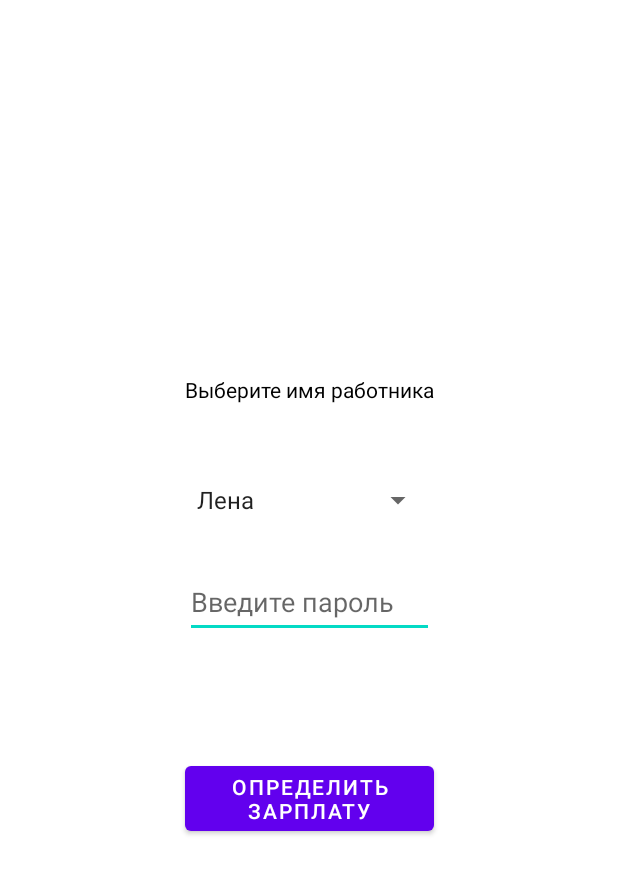
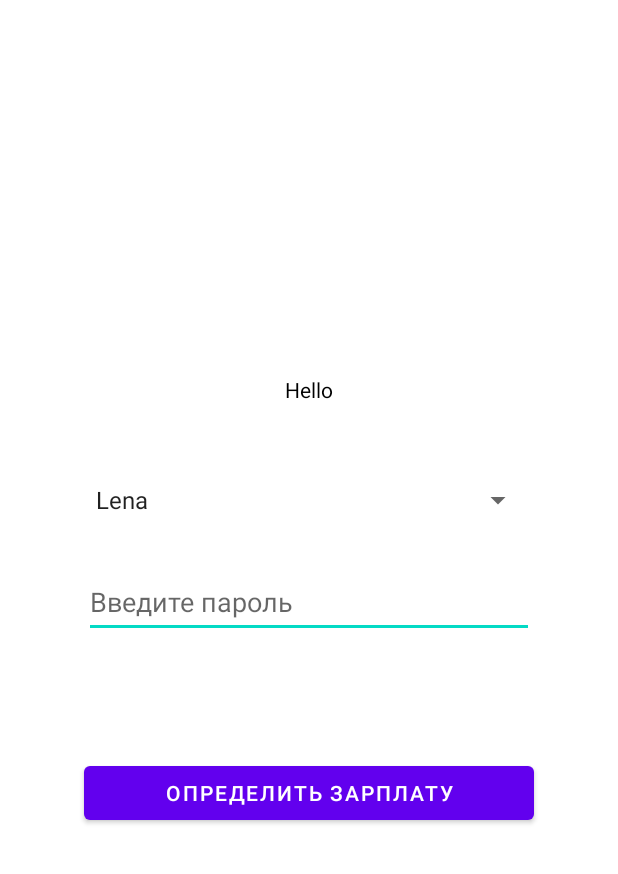
Before and after one commit to LenaMishanina/android-studio-lessons, an Android app: the layout activity_main.xml on its own in the app's theme, with its tools: preview values and no code run, on a phone screen of 412 x 824 dp. Shown: the top 874 px of the screen. Run offline under Robolectric (Android 15) with nearby library versions, the phone set to English and light mode, and no system bars.

Commit message:
qualifier locale -ru -en

```diff
--- a/MyFirstApplication/app/src/main/res/layout/activity_main.xml
+++ b/MyFirstApplication/app/src/main/res/layout/activity_main.xml
@@ -11,7 +11,7 @@
         android:layout_width="wrap_content"
         android:layout_height="wrap_content"
         android:layout_marginTop="250dp"
-        android:text="Выберите имя работника"
+        android:text="@string/hello"
         android:textColor="@color/black"
         app:layout_constraintEnd_toEndOf="parent"
         app:layout_constraintStart_toStartOf="parent"
@@ -19,12 +19,12 @@
 
     <Spinner
         android:id="@+id/spinnerName"
-        android:layout_width="0dp"
+        android:layout_width="300dp"
         android:layout_height="wrap_content"
         android:layout_marginTop="40dp"
         android:ems="10"
+        android:entries="@array/workerNames"
         android:inputType="text"
-        android:entries="@array/workerNames"
         android:minHeight="48dp"
         app:layout_constraintEnd_toEndOf="@+id/textView"
         app:layout_constraintStart_toStartOf="@+id/textView"
--- a/MyFirstApplication/app/src/main/res/values/strings.xml
+++ b/MyFirstApplication/app/src/main/res/values/strings.xml
@@ -1,9 +1,10 @@
 <resources>
     <string name="app_name">MyFirstApplication</string>
+    <string name="hello">Hello</string>
     <string-array name="workerNames">
-        <item>Лена</item>
-        <item>Катя</item>
-        <item>Вика</item>
-        <item>Соня</item>
+        <item>Lena</item>
+        <item>Kate</item>
+        <item>Vica</item>
+        <item>Sony</item>
     </string-array>
 </resources>
```
Also changed, not shown: 2 other files.
